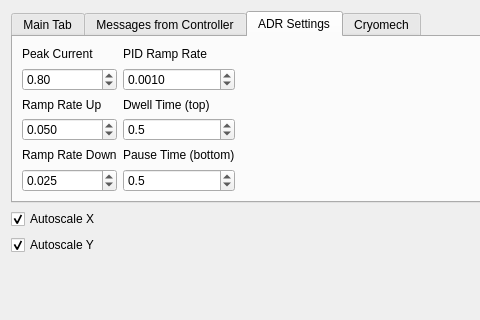
Before: the Qt Designer form ui_devel/gui.ui in ColumbiaCMB/adr_control, drawn with Qt 5; both pictures show x 0 to 480 and y 0 to 320 of the 1138 by 834 pixel window.
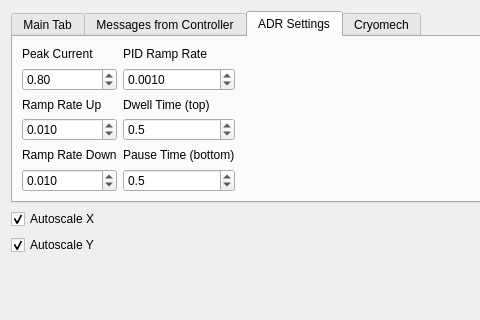
After: the same form once the commit is applied. The open tabs and pages were chosen to show the change.

What changed in the file:
```diff
--- a/ui_devel/gui.ui
+++ b/ui_devel/gui.ui
@@ -796,7 +796,7 @@
               <double>0.001000000000000</double>
              </property>
              <property name="value">
-              <double>0.050000000000000</double>
+              <double>0.010000000000000</double>
              </property>
             </widget>
            </item>
@@ -822,7 +822,7 @@
               <double>0.001000000000000</double>
              </property>
              <property name="value">
-              <double>0.025000000000000</double>
+              <double>0.010000000000000</double>
              </property>
             </widget>
            </item>
```
Left out of the diff: 2 changed lines with no effect on the pictures.
